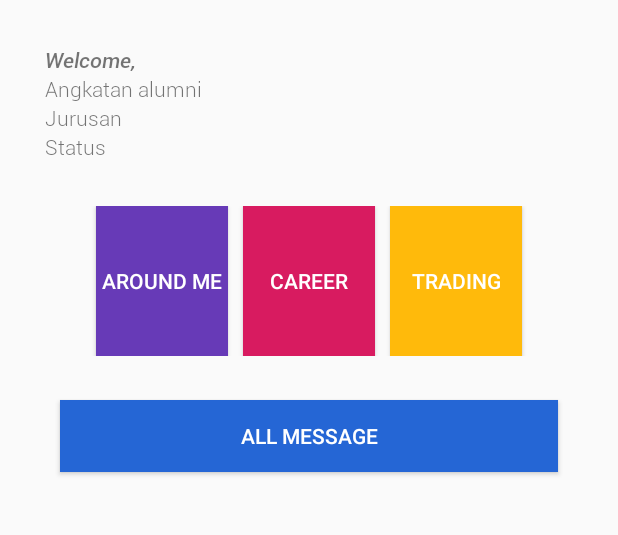
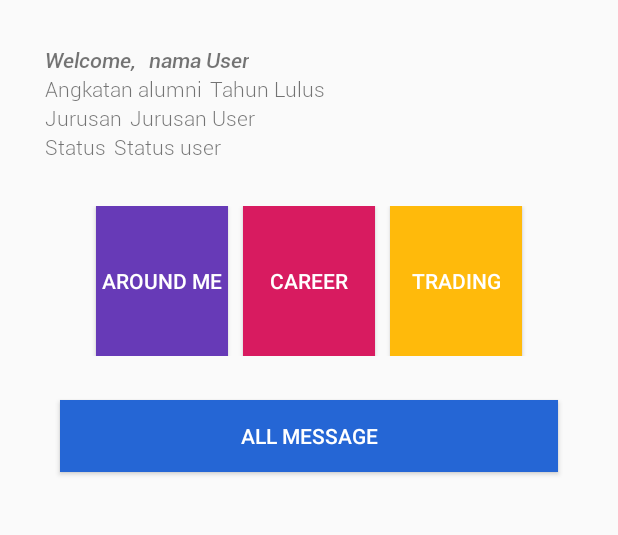
Before and after one commit to semmiverian/androidSkripsi, an Android app: the HomeFragment screen opened directly, with no data from a screen before it, on a phone screen of 412 x 824 dp, the part 195-730 px from its top. Run offline under Robolectric (Android 15) with nearby library versions, the phone set to English and light mode, and no system bars; our stand-ins replace Picasso; libraries missing offline, so code that uses them is left out: com.afollestad.materialdialogs; pictures from the network do not load.

Commit message:
Welcome Text

```diff
--- a/app/src/main/java/com/skripsi/semmi/restget3/Fragment/HomeFragment.java
+++ b/app/src/main/java/com/skripsi/semmi/restget3/Fragment/HomeFragment.java
@@ -31,17 +31,14 @@ public class HomeFragment extends Fragment implements View.OnClickListener {
     private TextView mStatusLogin;
     private Button mAroundMe;
     private Button mCareer;
-    private Button mDummy;
     private Button allUser;
     private Button product;
-    private Button userProfileBeta;
-    private ImageView userImage;
-    private String usernameExtra;
-    private String statusExtra;
-    private String imageUserLink;
     private SharedPreferences sharedPreferences;
-    private TextView navigationName;
-    private TextView navigationStatus;
+    private TextView welcomeName;
+    private TextView welcomeJurusan;
+    private TextView welcomeAngkatan;
+    private TextView welcomeStatus;
+
     public static HomeFragment getInstance(){
         HomeFragment fragment=  new HomeFragment();
         return fragment;
@@ -54,6 +51,12 @@ public class HomeFragment extends Fragment implements View.OnClickListener {
         // define ID from xml
         mUserLogin= (TextView) view.findViewById(R.id.userLogin);
         mStatusLogin= (TextView) view.findViewById(R.id.statusLogin);
+        welcomeName = (TextView) view.findViewById(R.id.usernameWelcome);
+        welcomeJurusan = (TextView) view.findViewById(R.id.jurusanWelcome);
+        welcomeAngkatan= (TextView) view.findViewById(R.id.angkatanWelcome);
+        welcomeStatus = (TextView) view.findViewById(R.id.statusWelcome);
+
+
         mAroundMe= (Button) view.findViewById(R.id.aroundme);
         mCareer= (Button) view.findViewById(R.id.careerButton);
         allUser= (Button) view.findViewById(R.id.allUserButton);
@@ -72,6 +75,13 @@ public class HomeFragment extends Fragment implements View.OnClickListener {
         mCareer.setOnClickListener(this);
         allUser.setOnClickListener(this);
         product.setOnClickListener(this);
+
+        // Set welcome text
+        welcomeName.setText(sharedPreferences.getString("namaSession","nama User"));
+        welcomeAngkatan.setText(sharedPreferences.getString("angkatanSession","Tahun Lulus"));
+        welcomeJurusan.setText(sharedPreferences.getString("jurusanSession","Jurusan User"));
+        welcomeStatus.setText(sharedPreferences.getString("statusSession","Status user"));
+
 //        userProfileBeta.setOnClickListener(this);
     }
 
--- a/app/src/main/java/com/skripsi/semmi/restget3/Fragment/LoginFragment.java
+++ b/app/src/main/java/com/skripsi/semmi/restget3/Fragment/LoginFragment.java
@@ -118,10 +118,14 @@ public class LoginFragment extends Fragment implements View.OnClickListener {
 
                             editor=sharedPreferences.edit();
                             editor.putString("usernameSession",login.getUsername());
-                            editor.putString("statusSession",login.getStatus());
-                            editor.putString("imageSession",login.getImage());
-                            editor.putInt("idSession",login.getId());
+                            editor.putString("statusSession", login.getStatus());
+                            editor.putString("imageSession", login.getImage());
+                            editor.putInt("idSession", login.getId());
+                            editor.putString("jurusanSession", login.getJurusan());
+                            editor.putString("angkatanSession",login.getTahunlulus());
+                            editor.putString("namaSession",login.getNama());
                             editor.apply();
+
                             Intent intent1 = new Intent(getActivity(), home_activity.class);
                             intent1.putExtra(home_activity.username, login.getUsername());
                             intent1.putExtra(home_activity.status, login.getStatus());
--- a/app/src/main/java/com/skripsi/semmi/restget3/Model/Login.java
+++ b/app/src/main/java/com/skripsi/semmi/restget3/Model/Login.java
@@ -11,9 +11,12 @@ public class Login {
     private String info;
     private String image;
     private int id;
+    private String jurusan;
+    private String tahunlulus;
+    private String nama;
 
     public Login(){}
-    public Login(String username,String password,String kode,String status,String info,String image,int id){
+    public Login(String username,String password,String kode,String status,String info,String image,int id, String jurusan, String tahunlulus, String nama ){
         this.username=username;
         this.password=password;
         this.kode=kode;
@@ -21,6 +24,9 @@ public class Login {
         this.info=info;
         this.image=image;
         this.id=id;
+        this.jurusan=jurusan;
+        this.tahunlulus=tahunlulus;
+        this.nama=nama;
     }
     public String getUsername() {
         return username;
@@ -78,4 +84,30 @@ public class Login {
     public void setId(int id) {
         this.id = id;
     }
+
+    public String getJurusan() {
+        return jurusan;
+    }
+
+    public void setJurusan(String jurusan) {
+        this.jurusan = jurusan;
+    }
+
+
+
+    public String getNama() {
+        return nama;
+    }
+
+    public void setNama(String nama) {
+        this.nama = nama;
+    }
+
+    public String getTahunlulus() {
+        return tahunlulus;
+    }
+
+    public void setTahunlulus(String tahunlulus) {
+        this.tahunlulus = tahunlulus;
+    }
 }
--- a/app/src/main/res/layout/home_content.xml
+++ b/app/src/main/res/layout/home_content.xml
@@ -58,9 +58,20 @@
                 android:id="@+id/textView3"
                 app:typeface="robotoMediumItalic" />
 
+            <com.skripsi.semmi.restget3.Font.RobotoTextView
+                android:layout_width="wrap_content"
+                android:layout_height="wrap_content"
+                android:id="@+id/usernameWelcome"
+                app:typeface="robotoMediumItalic"
+                android:layout_marginLeft="@dimen/margin_welcome_text"
+               />
+
         </LinearLayout>
 
-
+        <LinearLayout
+            android:orientation="horizontal"
+            android:layout_width="match_parent"
+            android:layout_height="match_parent">
             <com.skripsi.semmi.restget3.Font.RobotoTextView
                  android:layout_width="wrap_content"
                 android:layout_height="wrap_content"
@@ -68,7 +79,18 @@
                 android:id="@+id/textView6"
                 app:typeface="robotoLight"
                 />
-
+            <com.skripsi.semmi.restget3.Font.RobotoTextView
+                android:layout_width="wrap_content"
+                android:layout_height="wrap_content"
+                android:id="@+id/angkatanWelcome"
+                app:typeface="robotoLight"
+                android:layout_marginLeft="@dimen/margin_welcome_text"
+                />
+            </LinearLayout>
+        <LinearLayout
+            android:orientation="horizontal"
+            android:layout_width="match_parent"
+            android:layout_height="match_parent">
             <com.skripsi.semmi.restget3.Font.RobotoTextView
                 android:layout_width="wrap_content"
                 android:layout_height="wrap_content"
@@ -79,9 +101,31 @@
             <com.skripsi.semmi.restget3.Font.RobotoTextView
                 android:layout_width="wrap_content"
                 android:layout_height="wrap_content"
+                android:id="@+id/jurusanWelcome"
+                app:typeface="robotoLight"
+                android:layout_marginLeft="@dimen/margin_welcome_text"/>
+        </LinearLayout>
+
+        <LinearLayout
+            android:orientation="horizontal"
+            android:layout_width="match_parent"
+            android:layout_height="match_parent">
+
+            <com.skripsi.semmi.restget3.Font.RobotoTextView
+                android:layout_width="wrap_content"
+                android:layout_height="wrap_content"
                 android:text="Status"
                 android:id="@+id/textView8"
                 app:typeface="robotoLight"/>
+
+            <com.skripsi.semmi.restget3.Font.RobotoTextView
+                android:layout_width="wrap_content"
+                android:layout_height="wrap_content"
+                android:id="@+id/statusWelcome"
+                app:typeface="robotoLight"
+                android:layout_marginLeft="@dimen/margin_welcome_text"/>
+
+        </LinearLayout>
 
     </LinearLayout>
 
--- a/app/src/main/res/values/dimens.xml
+++ b/app/src/main/res/values/dimens.xml
@@ -19,4 +19,6 @@
 
     <dimen name="search_view_inset">5dp</dimen>
 
+    <dimen name="margin_welcome_text">5dp</dimen>
+
 </resources>
```
Lines whose indentation alone changed are shown as unchanged.
